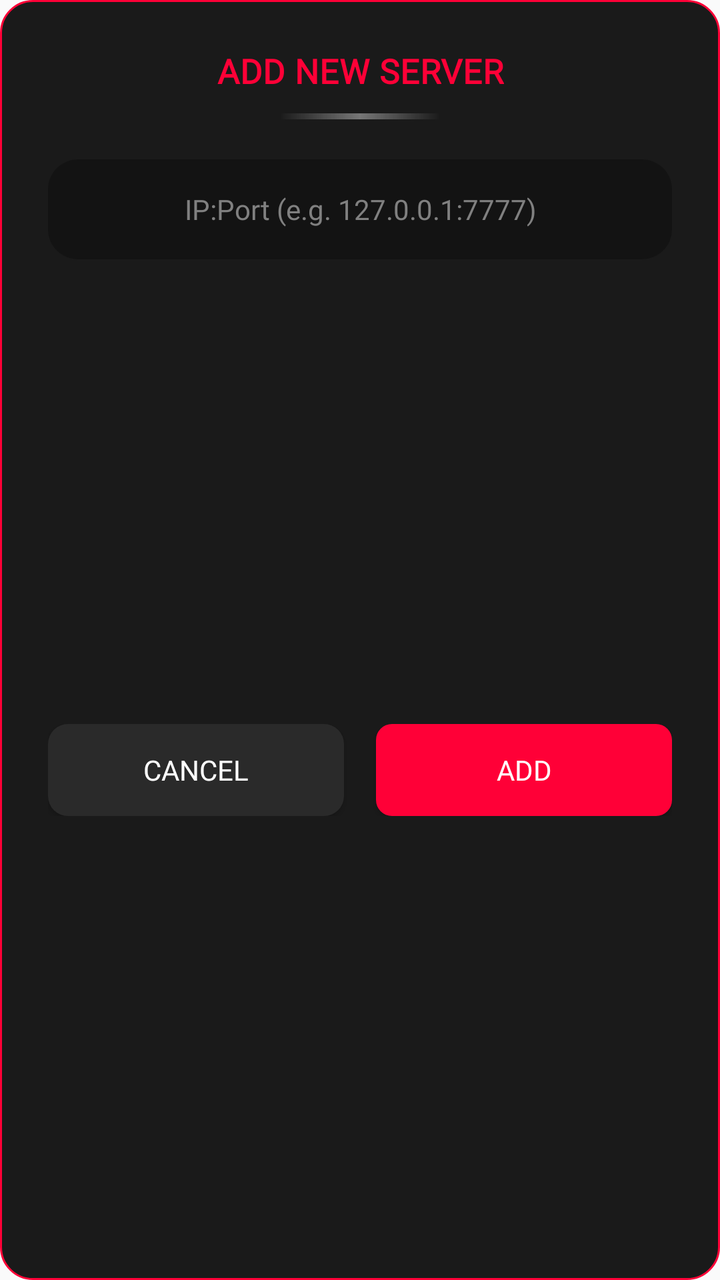
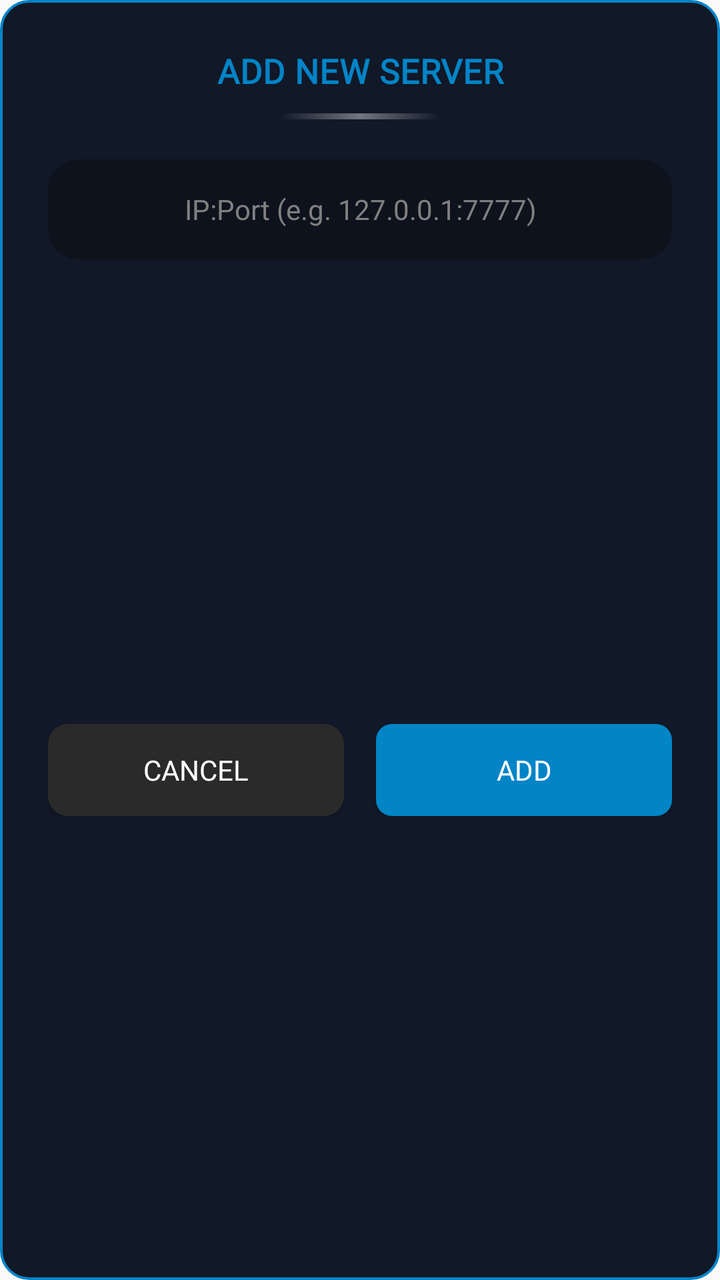

The first picture is an Android layout as it rendered before a commit; the second is the same layout after the commit. The layout source and the unified diff follow.
<!-- AndroidManifest.xml: application theme Theme.AppCompat.Light.NoActionBar -->
<!-- res/layout/alertdialog_addserver.xml -->
<?xml version="1.0" encoding="utf-8"?>
<androidx.constraintlayout.widget.ConstraintLayout xmlns:android="http://schemas.android.com/apk/res/android"
    xmlns:app="http://schemas.android.com/apk/res-auto"
    android:layout_width="match_parent"
    android:layout_height="wrap_content"
    android:background="@drawable/bg_dialog_round"
    android:paddingStart="24dp"
    android:paddingEnd="24dp"
    android:paddingTop="24dp"
    android:paddingBottom="20dp">

    <TextView
        android:id="@+id/dialogTitleAdd"
        android:layout_width="wrap_content"
        android:layout_height="wrap_content"
        android:fontFamily="@font/montserrat_bold"
        android:letterSpacing="0.02"
        android:text="ADD NEW SERVER"
        android:textColor="#FF0037"
        android:textSize="17sp"
        android:textStyle="bold"
        app:layout_constraintEnd_toEndOf="parent"
        app:layout_constraintStart_toStartOf="parent"
        app:layout_constraintTop_toTopOf="parent" />

    <View
        android:id="@+id/dialogDividerAdd"
        android:layout_width="80dp"
        android:layout_height="3dp"
        android:layout_marginTop="10dp"
        android:background="@drawable/divider_gradient"
        app:layout_constraintEnd_toEndOf="parent"
        app:layout_constraintStart_toStartOf="parent"
        app:layout_constraintTop_toBottomOf="@id/dialogTitleAdd" />

    <EditText
        android:id="@+id/server_host"
        android:layout_width="0dp"
        android:layout_height="50dp"
        android:layout_marginTop="20dp"
        android:background="@drawable/ic_nickname_bg"
        android:fontFamily="@font/montserrat_regular"
        android:gravity="center"
        android:hint="IP:Port (e.g. 127.0.0.1:7777)"
        android:imeOptions="actionDone"
        android:inputType="text"
        android:textColor="@color/white"
        android:textColorHint="@color/gray"
        android:textSize="14sp"
        app:layout_constraintEnd_toEndOf="parent"
        app:layout_constraintStart_toStartOf="parent"
        app:layout_constraintTop_toBottomOf="@id/dialogDividerAdd" />

    <LinearLayout
        android:layout_width="0dp"
        android:layout_height="wrap_content"
        android:layout_marginTop="20dp"
        android:orientation="horizontal"
        app:layout_constraintBottom_toBottomOf="parent"
        app:layout_constraintEnd_toEndOf="parent"
        app:layout_constraintStart_toStartOf="parent"
        app:layout_constraintTop_toBottomOf="@id/server_host">

        <Button
            android:id="@+id/server_close"
            android:layout_width="0dp"
            android:layout_height="46dp"
            android:layout_weight="1"
            android:layout_marginEnd="8dp"
            android:background="@drawable/bg_button_close"
            android:fontFamily="@font/montserrat_bold"
            android:text="CANCEL"
            android:textColor="#FFFFFF"
            android:textSize="14sp" />

        <Button
            android:id="@+id/server_add"
            android:layout_width="0dp"
            android:layout_height="46dp"
            android:layout_weight="1"
            android:layout_marginStart="8dp"
            android:background="@drawable/ic_buttoncolor"
            android:fontFamily="@font/montserrat_bold"
            android:text="ADD"
            android:textColor="#FFFFFF"
            android:textSize="14sp" />

    </LinearLayout>

</androidx.constraintlayout.widget.ConstraintLayout>
<!-- resources referenced by this layout -->
<resources>
  <color name="gray">#808080</color>
  <color name="white">#FFFFFFFF</color>
  <!-- drawable bg_button_close (drawable) -->
  <shape xmlns:android="http://schemas.android.com/apk/res/android">
      <solid android:color="#2A2A2A" />
      <corners android:radius="10dp" />
  </shape>
  <!-- drawable bg_dialog_round (drawable) -->
  <?xml version="1.0" encoding="utf-8"?>
  <shape xmlns:android="http://schemas.android.com/apk/res/android">
      <solid android:color="#1A1A1A" />
      <corners android:radius="16dp" />
      <stroke android:width="1dp" android:color="#FF0037"/>
  </shape>
  <!-- drawable divider_gradient (drawable) -->
  <shape xmlns:android="http://schemas.android.com/apk/res/android">
      <gradient
          android:startColor="#00FFFFFF"
          android:centerColor="#66FFFFFF"
          android:endColor="#00FFFFFF"
          android:angle="0" />
  </shape>
  <!-- drawable ic_buttoncolor (drawable) -->
  <?xml version="1.0" encoding="utf-8"?>
  <selector xmlns:android="http://schemas.android.com/apk/res/android">
    <item android:state_pressed="true">
      <shape>
        <solid android:color="#D6002F" />
        <corners android:radius="8dp" />
      </shape>
    </item>
    <item>
      <shape>
        <solid android:color="#FF0037" />
        <corners android:radius="8dp" />
      </shape>
    </item>
  </selector>
  <!-- drawable ic_nickname_bg (drawable) -->
  <?xml version="1.0" encoding="utf-8"?>
  <layer-list xmlns:android="http://schemas.android.com/apk/res/android" xmlns:app="http://schemas.android.com/apk/res-auto" xmlns:aapt="http://schemas.android.com/aapt">
      <item android:id="@+id/mileagebg">
          <shape>
              <corners android:radius="15dp"/>
              <solid android:color="#41000000"/>
          </shape>
      </item>
  </layer-list>
</resources>

<!-- the commit's change to res/layout/alertdialog_addserver.xml (unified diff, before → after) -->
@@ -16,7 +16,7 @@
         android:fontFamily="@font/montserrat_bold"
         android:letterSpacing="0.02"
         android:text="ADD NEW SERVER"
-        android:textColor="#FF0037"
+        android:textColor="#0284C7"
         android:textSize="17sp"
         android:textStyle="bold"
         app:layout_constraintEnd_toEndOf="parent"
<!-- resource entries referenced after the edit -->
@@ -10,9 +10,9 @@
   <!-- drawable bg_dialog_round (drawable) -->
   <?xml version="1.0" encoding="utf-8"?>
   <shape xmlns:android="http://schemas.android.com/apk/res/android">
-      <solid android:color="#1A1A1A" />
-      <corners android:radius="16dp" />
-      <stroke android:width="1dp" android:color="#FF0037"/>
+      <solid android:color="#111827" />
+      <corners android:radius="14dp" />
+      <stroke android:width="1.2dp" android:color="#0284C7"/>
   </shape>
   <!-- drawable divider_gradient (drawable) -->
   <shape xmlns:android="http://schemas.android.com/apk/res/android">
@@ -27,13 +27,13 @@
   <selector xmlns:android="http://schemas.android.com/apk/res/android">
     <item android:state_pressed="true">
       <shape>
-        <solid android:color="#D6002F" />
+        <solid android:color="#0369A1" />
         <corners android:radius="8dp" />
       </shape>
     </item>
     <item>
       <shape>
-        <solid android:color="#FF0037" />
+        <solid android:color="#0284C7" />
         <corners android:radius="8dp" />
       </shape>
     </item>
